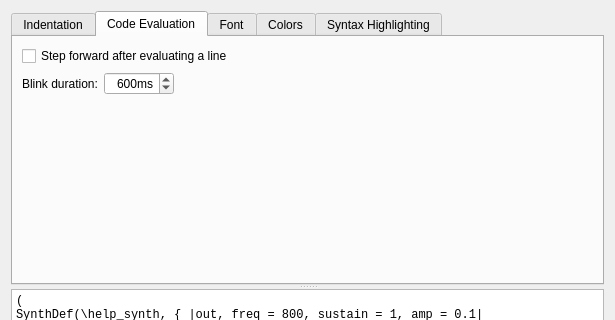
The window that editors/sc-ide/forms/settings_editor.ui (supercollider/supercollider) describes before a commit, drawn with Qt 5; both pictures show x 0 to 615 and y 0 to 320 of the 615 by 471 pixel window.
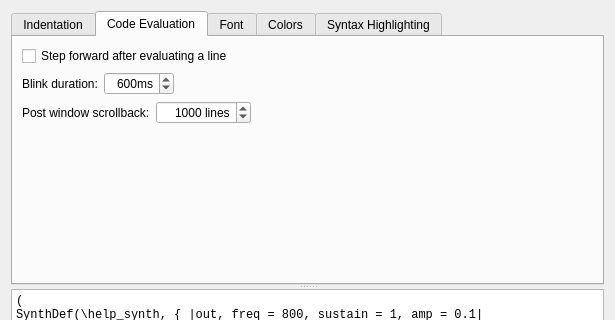
The same window after the commit. The open tabs and pages were chosen to show the change. Custom widgets are drawn as their Qt base class.

Commit message: scide: add configuration option for scrollback of post window

```diff
--- a/editors/sc-ide/forms/settings_editor.ui
+++ b/editors/sc-ide/forms/settings_editor.ui
@@ -157,6 +157,52 @@
           </item>
          </layout>
         </item>
+        <item>
+         <layout class="QHBoxLayout" name="horizontalLayout_3">
+          <item>
+           <widget class="QLabel" name="label_12">
+            <property name="text">
+             <string>Post window scrollback:</string>
+            </property>
+           </widget>
+          </item>
+          <item>
+           <widget class="QSpinBox" name="postWindowScrollback">
+            <property name="alignment">
+             <set>Qt::AlignRight|Qt::AlignTrailing|Qt::AlignVCenter</set>
+            </property>
+            <property name="suffix">
+             <string> lines</string>
+            </property>
+            <property name="minimum">
+             <number>0</number>
+            </property>
+            <property name="maximum">
+             <number>1000000</number>
+            </property>
+            <property name="singleStep">
+             <number>1</number>
+            </property>
+            <property name="value">
+             <number>1000</number>
+            </property>
+           </widget>
+          </item>
+          <item>
+           <spacer name="horizontalSpacer_3">
+            <property name="orientation">
+             <enum>Qt::Horizontal</enum>
+            </property>
+            <property name="sizeHint" stdset="0">
+             <size>
+              <width>40</width>
+              <height>20</height>
+             </size>
+            </property>
+           </spacer>
+          </item>
+         </layout>
+        </item>
         <item>
          <spacer name="verticalSpacer_2">
           <property name="orientation">
```
The commit also changes 5 other files.
